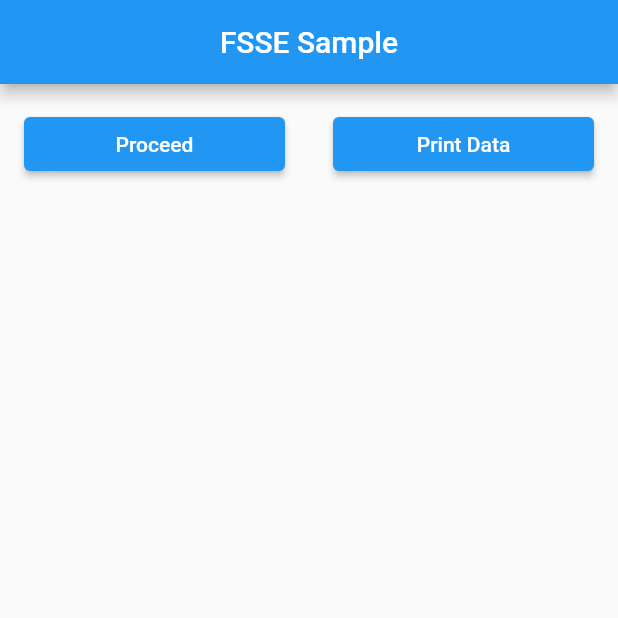
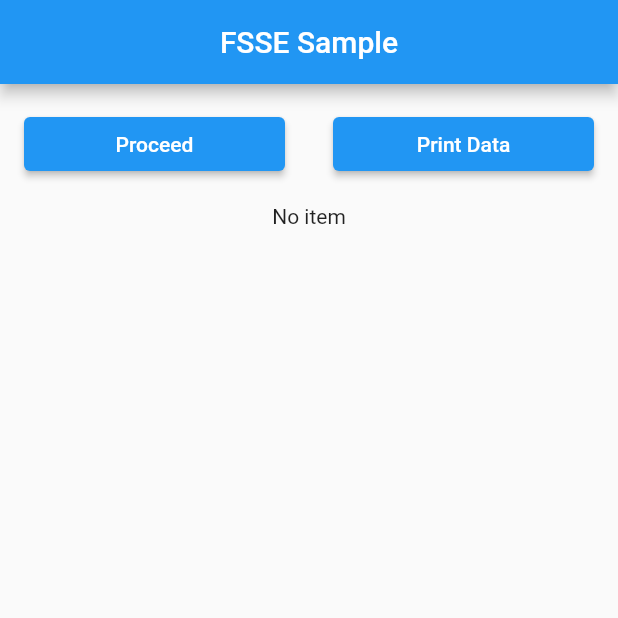
Before and after one commit to esafirm/FSSE, a Flutter app: the screen it shows after launch, on a phone screen of 412 x 824 dp, the top half of it. Run offline on Flutter 3.47's test engine with Material 2 defaults, Android fonts, the phone set to English and light mode, and no system bars; generated files the repository leaves out were written again.

Commit message:
replace vars with data map

```diff
--- a/lib/src/engine/fsse_engine.dart
+++ b/lib/src/engine/fsse_engine.dart
@@ -22,7 +22,6 @@ class EnginePackage {
 
 abstract class EngineLoader {
   Future<EnginePackage> initialLoad();
-
   Future<Conversation> loadConversation(String conversationId);
 }
 
@@ -116,6 +115,9 @@ class RealFsseEngine extends FsseEngine {
     final target = itemResult.target;
     if (target != null) {
       await loader.loadConversation(target);
+
+      // Change with thread-safe operation
+      dialogIndex = 0;
     }
   }
 
--- a/lib/src/engine/items/base.dart
+++ b/lib/src/engine/items/base.dart
@@ -1,3 +1,7 @@
 abstract class ItemType {
+  String? getText();
+
   String getType();
+
+  ItemType cloneWithData(Map<String, String> data);
 }
--- a/lib/src/engine/items/choice.dart
+++ b/lib/src/engine/items/choice.dart
@@ -1,4 +1,5 @@
 import 'base.dart';
+import 'package:fsse/src/engine/utils/var_replacer.dart';
 
 class ChoiceItemType extends ItemType {
   static const type = "CHOICE";
@@ -7,6 +8,8 @@ class ChoiceItemType extends ItemType {
   String? variable;
 
   late List<Choice> choices;
+
+  ChoiceItemType(this.text, this.variable, this.choices);
 
   ChoiceItemType.fromJson(Map<String, dynamic> json) {
     text = json["text"];
@@ -20,7 +23,17 @@ class ChoiceItemType extends ItemType {
   }
 
   @override
+  String? getText() => text;
+
+  @override
   String getType() => type;
+
+  @override
+  ItemType cloneWithData(Map<String, String> data) {
+    final newChoices =
+        choices.map((e) => Choice(e.text.replaceWithVars(data), e.value?.replaceWithVars(data), e.target)).toList();
+    return ChoiceItemType(text.replaceWithVars(data), variable, newChoices);
+  }
 }
 
 class Choice {
@@ -28,6 +41,8 @@ class Choice {
   String? value;
   String? target;
 
+  Choice(this.text, this.value, this.target);
+
   Choice.fromJson(Map<String, dynamic> json) {
     text = json["text"];
     value = json["value"];
--- a/lib/src/engine/items/input.dart
+++ b/lib/src/engine/items/input.dart
@@ -1,9 +1,13 @@
 import 'base.dart';
+
+import 'package:fsse/src/engine/utils/var_replacer.dart';
 
 class InputItemType extends ItemType {
   static const type = "INPUT";
 
   late String text, variable;
+
+  InputItemType(this.text, this.variable);
 
   InputItemType.fromJson(Map<String, dynamic> json) {
     text = json["text"];
@@ -12,4 +16,12 @@ class InputItemType extends ItemType {
 
   @override
   String getType() => type;
+
+  @override
+  String? getText() => text;
+
+  @override
+  ItemType cloneWithData(Map<String, String> data) {
+    return InputItemType(text.replaceWithVars(data), variable);
+  }
 }
--- a/lib/src/simpleconversation/simple_conversation.dart
+++ b/lib/src/simpleconversation/simple_conversation.dart
@@ -18,6 +18,7 @@ class SimpleConversation extends StatefulWidget {
 
 class SimpleConversationState extends State<SimpleConversation> {
   FsseEngine? engine;
+  String? currentText;
 
   Widget buildItem(BuildContext context, String label, Function() onPressed) {
     return Expanded(
@@ -45,16 +46,8 @@ class SimpleConversationState extends State<SimpleConversation> {
     return null;
   }
 
-  @override
-  Widget build(BuildContext context) {
-    return (MaterialApp(
-      theme: ThemeData(),
-      home: Scaffold(
-        appBar: AppBar(
-          title: const Text("FSSE Sample"),
-          centerTitle: true,
-        ),
-        body: Row(
+  Widget buildButtons(BuildContext context) {
+    return Row(
       children: [
         buildItem(context, "Proceed", () async {
           engine ??= RealFsseEngine(AssetEngineLoader());
@@ -64,16 +57,38 @@ class SimpleConversationState extends State<SimpleConversation> {
 
           developer.log("Prev result is $itemResult");
           developer.log("Next item is $nextItem");
+
+          setState(() {
+            currentText = nextItem?.getText();
+          });
         }),
         buildItem(context, "Print Data", () async {
           final dataMap = engine?.getDataMap();
 
           developer.log("Inspecting data map: ${jsonEncode(dataMap)}");
           developer.inspect(dataMap);
-            })
+        }),
+
+      ],
+    );
+  }
+
+  @override
+  Widget build(BuildContext context) {
+    return MaterialApp(
+      theme: ThemeData(),
+      home: Scaffold(
+        appBar: AppBar(
+          title: const Text("FSSE Sample"),
+          centerTitle: true,
+        ),
+        body: Column(
+          children: [
+            buildButtons(context),
+            Text(currentText ?? "No item")
           ],
         ),
       ),
-    ));
+    );
   }
 }
```
Also changed, not shown: lib/src/engine/items/text.dart (+12 -4 lines), lib/src/engine/utils/var_replacer.dart (added, +28 -0 lines), test.dart (added, +10 -0 lines). Lines whose indentation alone changed are shown as unchanged.
